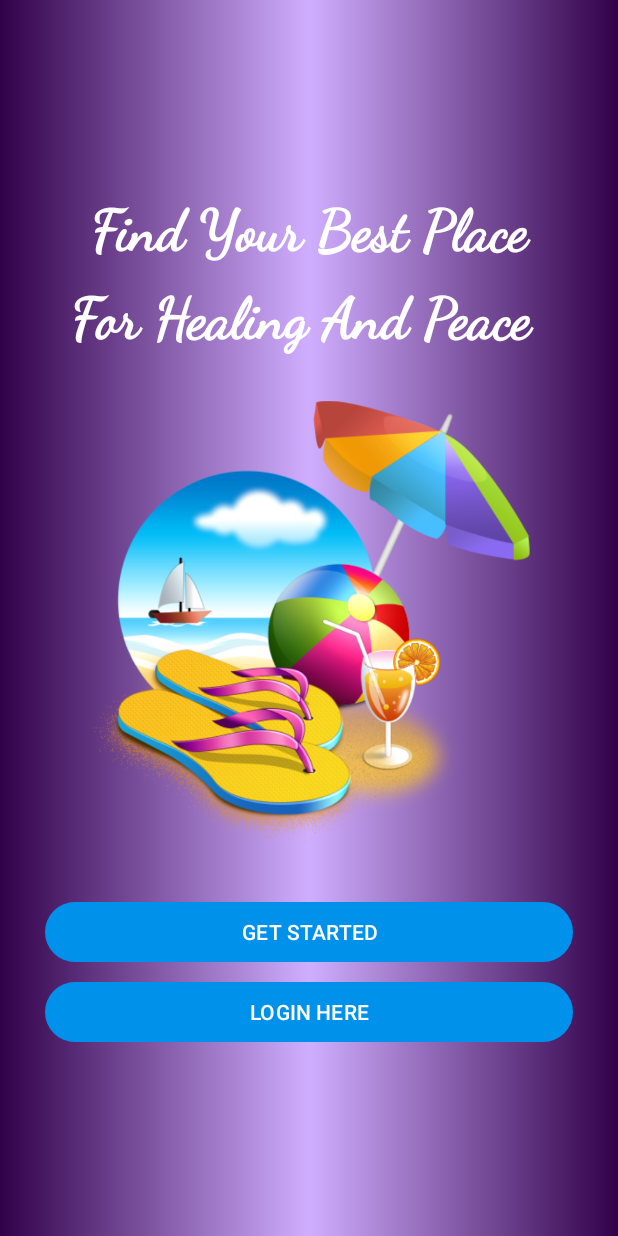
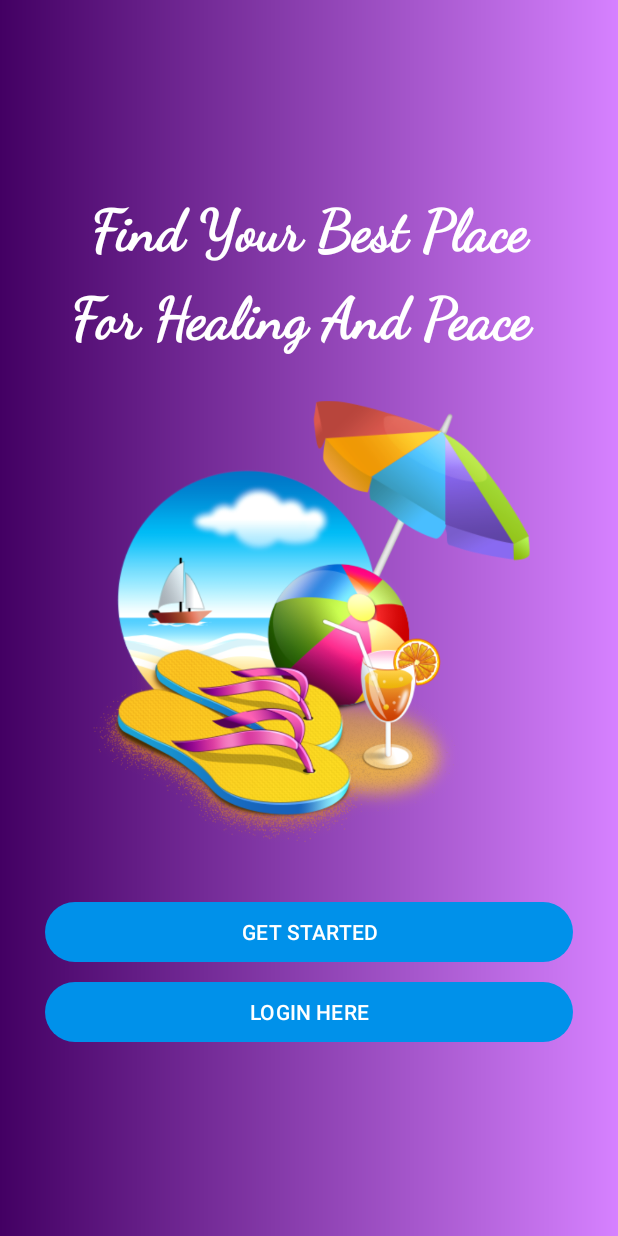
Before and after one commit to Admin-573/The-Hotel, an Android app: the screen it shows after launch (MainActivity), on a phone screen of 412 x 824 dp. Run offline under Robolectric (Android 15) with nearby library versions, the phone set to English and light mode, and no system bars; Roboto replaces fonts that are not available here.

Commit message:
Initial commit

```diff
--- a/app/src/main/res/drawable/back.xml
+++ b/app/src/main/res/drawable/back.xml
@@ -2,9 +2,8 @@
 <shape xmlns:android="http://schemas.android.com/apk/res/android">
 
     <gradient
-        android:startColor="#310049"
-        android:centerColor="#D0AEFF"
-        android:endColor="#310049"
+        android:startColor="#430063"
+        android:endColor="#D681FF"
         />
 
 </shape>
```
